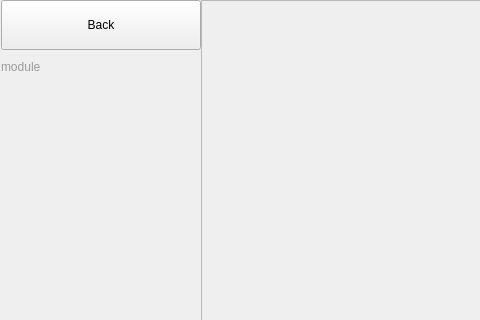
Qt form mainui/modulepagewidget.ui (ukui/ukui-control-center) before a commit; both pictures show x 0 to 480 and y 0 to 320 of the 1004 by 712 pixel window.
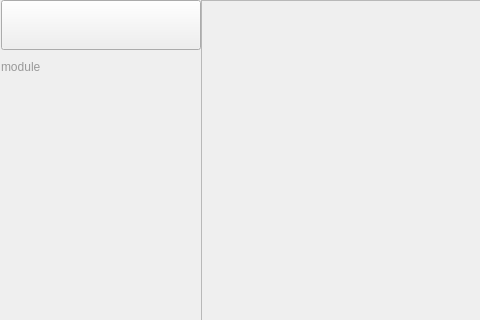
The same form after that commit.

```diff
--- a/mainui/modulepagewidget.ui
+++ b/mainui/modulepagewidget.ui
@@ -93,7 +93,7 @@
              </size>
             </property>
             <property name="text">
-             <string>Back</string>
+             <string/>
             </property>
            </widget>
           </item>
```
